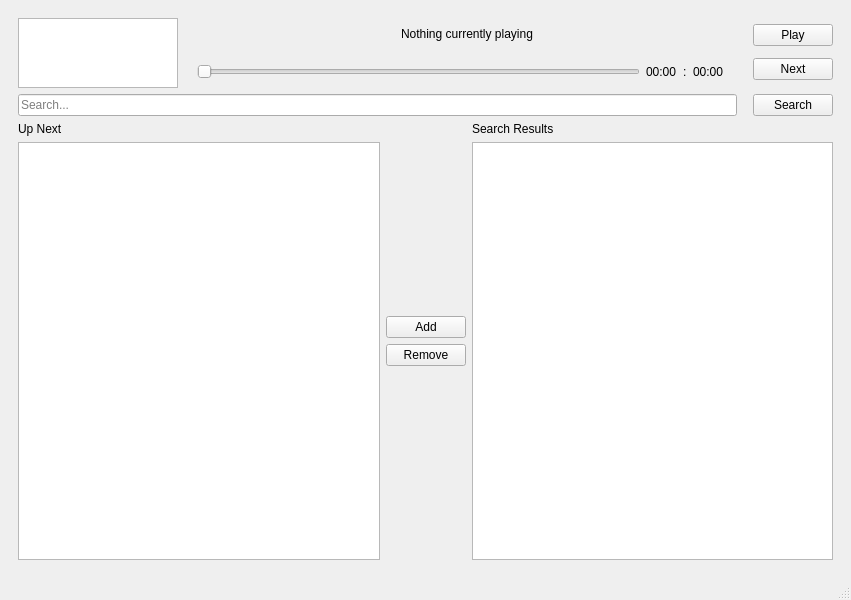
Qt form ui_files/interface.ui (ohaiibuzzle/YetAnotherInefficientMusicPlayer) before a commit.
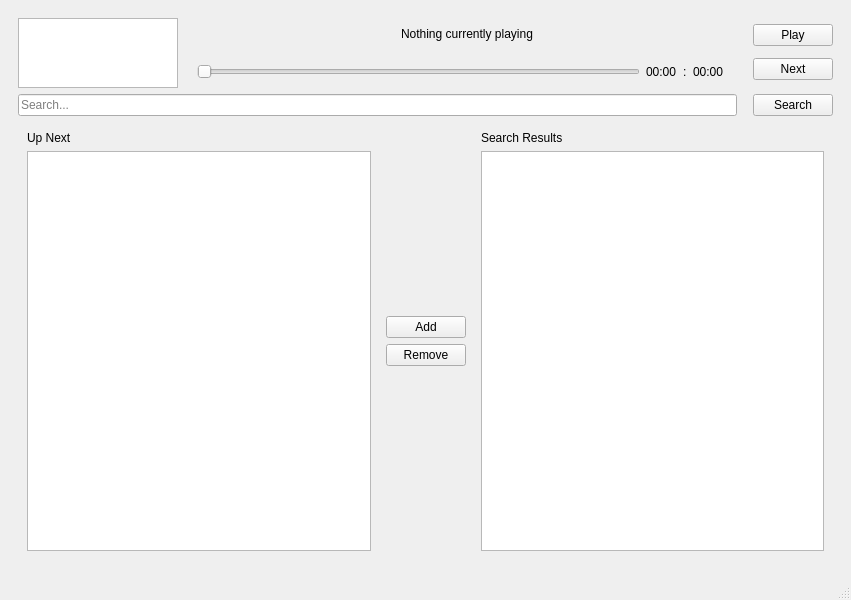
The same form after that commit.

Commit message: fix: bonus hide the search panel when not in use

Diff of the .ui file:
```diff
--- a/ui_files/interface.ui
+++ b/ui_files/interface.ui
@@ -220,7 +220,8 @@
        <item>
         <layout class="QHBoxLayout" name="playlistsView">
          <item>
-          <layout class="QVBoxLayout" name="playlistLayout">
+          <widget class="QWidget" name="playlistLayout" native="true">
+           <layout class="QVBoxLayout" name="playlistLayout_2">
            <item>
             <widget class="QLabel" name="playlistLabel">
              <property name="text">
@@ -232,6 +233,7 @@
             <widget class="QListView" name="playlistView"/>
            </item>
           </layout>
+          </widget>
          </item>
          <item>
           <layout class="QVBoxLayout" name="control_buttons">
@@ -284,7 +286,8 @@
           </layout>
          </item>
          <item>
-          <layout class="QVBoxLayout" name="searchLayout">
+          <widget class="QWidget" name="searchLayout" native="true">
+           <layout class="QVBoxLayout" name="searchLayout_2">
            <item>
             <widget class="QLabel" name="searchLabel">
              <property name="text">
@@ -296,6 +299,7 @@
             <widget class="QListView" name="searchListView"/>
            </item>
           </layout>
+          </widget>
          </item>
         </layout>
        </item>
```
Lines whose indentation alone changed are shown as unchanged. The commit also changes 3 other files.
